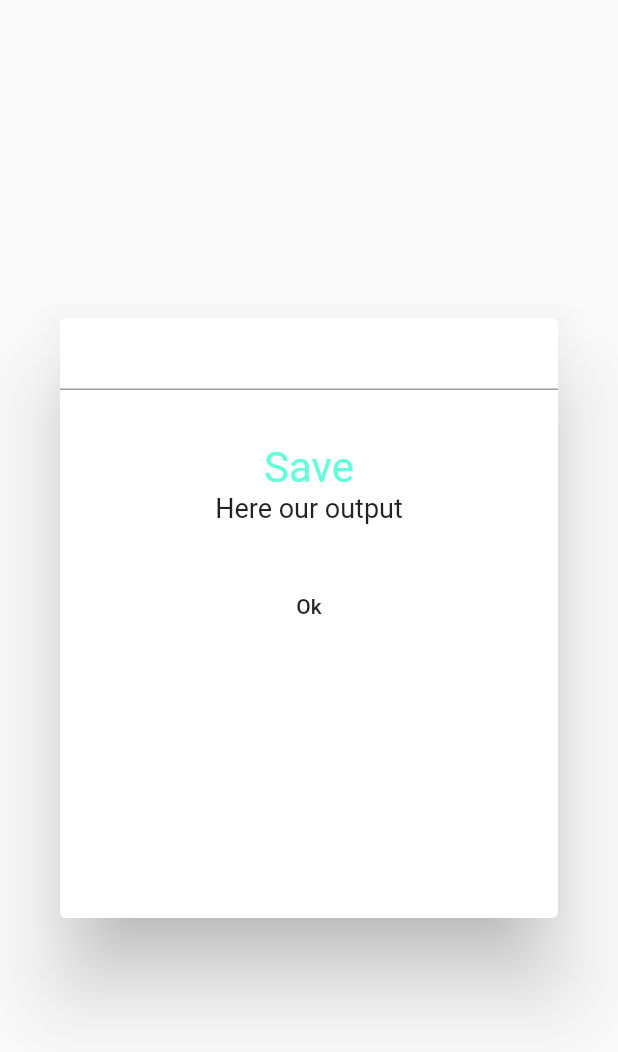
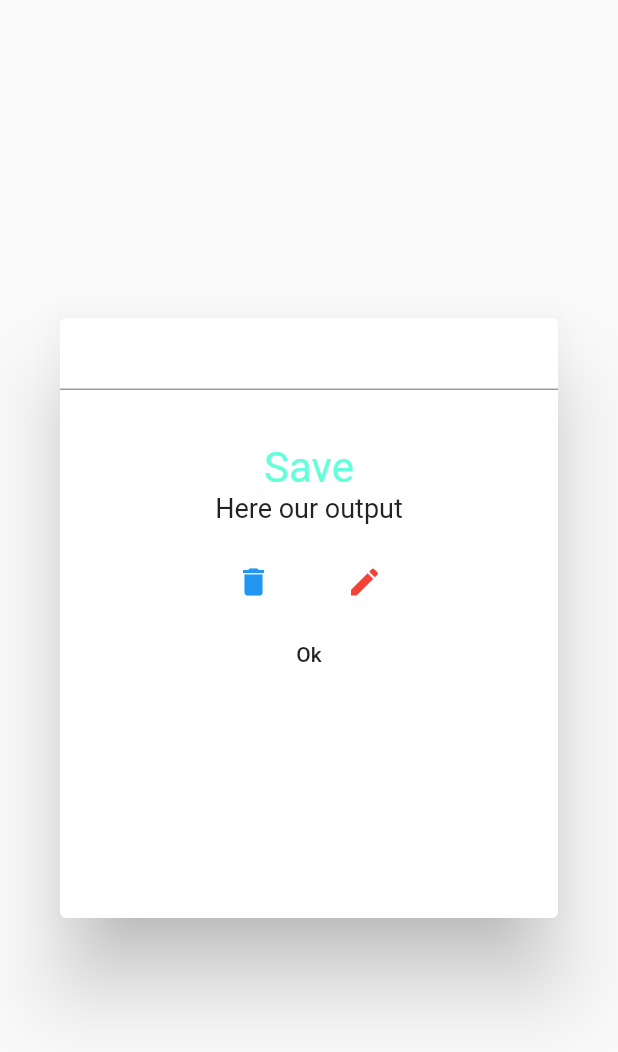
Before and after one commit to juwels1996/dialog_card_value, a Flutter app: the CustomDialog widget shown alone on an empty page, opened directly, after a tap on "Save", on a phone screen of 412 x 824 dp. Shown: the top 1052 px of the screen. Run offline on Flutter 3.47's test engine with Material 2 defaults, Android fonts, the phone set to English and light mode, and no system bars.

Commit message:
value delete,add in alertdialog

```diff
--- a/lib/main.dart
+++ b/lib/main.dart
@@ -73,6 +73,7 @@ class _CustomDialogState extends State<CustomDialog> {
             children: [
               TextField(
                 controller: textController,
+
               ),
               SizedBox(
                 height: 35,
@@ -82,6 +83,7 @@ class _CustomDialogState extends State<CustomDialog> {
                   setState(
                     () {
                       entries.add(textController.text);
+                      textController.clear();
                     },
                   );
                 },
@@ -98,7 +100,36 @@ class _CustomDialogState extends State<CustomDialog> {
                 height: 15,
               ),
               ...entries.map(
-                (e) => Text(e),
+                (e) => Row(
+                  mainAxisAlignment: MainAxisAlignment.center,
+                  crossAxisAlignment: CrossAxisAlignment.center,
+                  children: [
+                    Text(e),
+                    TextButton(
+                        onPressed: () {
+                          setState(() {
+                            entries.remove(e);
+                          });
+                        },
+                        child: Icon(Icons.delete)),
+                    SizedBox(
+                      width: 10,
+                    ),
+                    TextButton(
+                        onPressed: () {
+                          setState(() {
+                            textController.text = entries[0];
+                            entries.remove(e);
+                          }
+                          );
+                        },
+                        child: Icon(
+                          Icons.edit,
+                          color: Colors.red,
+                          size: 24,
+                        )),
+                  ],
+                ),
               ),
               Align(
                 child: FlatButton(
```
